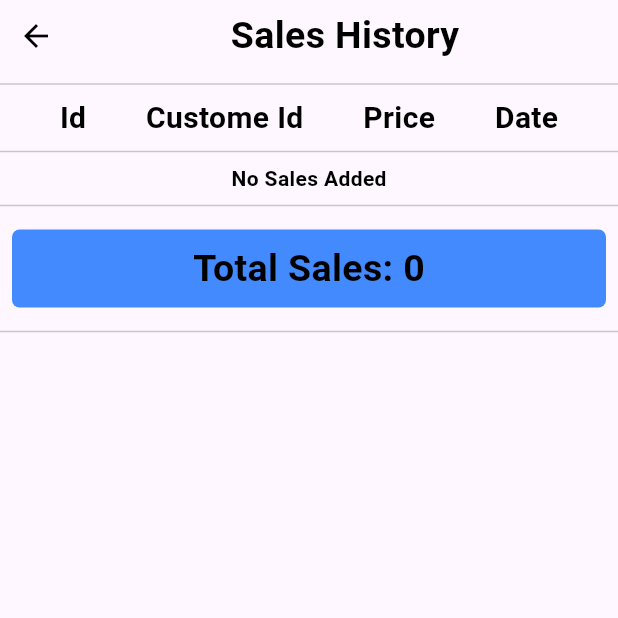
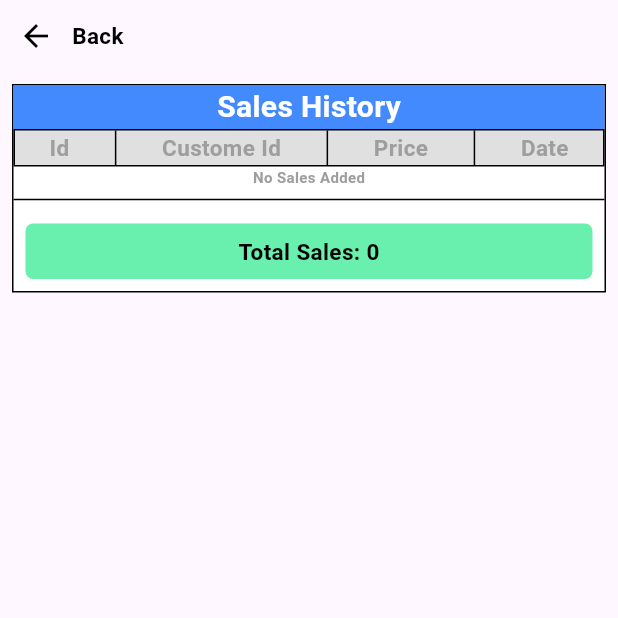
Before and after one commit to abdulsamad010/retailcore_pos_flutter, a Flutter app: the SalesHistoryScreen screen opened directly, on a phone screen of 412 x 824 dp, the top half of it. Run offline on Flutter 3.47's test engine with Material 3 defaults, Android fonts, the phone set to English and light mode, and no system bars; our stand-ins replace get, sqflite; accounts and stored records are empty.

Commit message:
updated sales history screen

```diff
--- a/lib/features/daily_sales_report/daily_sales_report_screen.dart
+++ b/lib/features/daily_sales_report/daily_sales_report_screen.dart
@@ -35,7 +35,7 @@ class DailySalesReportScreen extends StatelessWidget {
                 child:Column(
                 mainAxisSize: MainAxisSize.min,
                 children: [
-            Container(color: Colors.blueAccent,child: Center(child: Text("Daily Sales History",style: TextStyle(fontSize: 20,fontWeight: FontWeight.bold,color: Colors.white,)))),
+            Container(color: Colors.blueAccent,child: Center(child: Text("Daily Sales Report",style: TextStyle(fontSize: 20,fontWeight: FontWeight.bold,color: Colors.white,)))),
 
             Flexible(
               child: Container(
--- a/lib/features/sales_history/sales_history_screen.dart
+++ b/lib/features/sales_history/sales_history_screen.dart
@@ -12,6 +12,8 @@ class SalesHistoryScreen extends StatelessWidget {
 
 
 
+
+
   @override
   Widget build(BuildContext context) {
     return Scaffold(
@@ -19,31 +21,46 @@ class SalesHistoryScreen extends StatelessWidget {
       body: SafeArea(
         child: Column(
           mainAxisAlignment: MainAxisAlignment.start,
+          crossAxisAlignment: CrossAxisAlignment.start,
           children: [
 
             Row(
-              mainAxisAlignment: MainAxisAlignment.start,
               children: [
                 IconButton(onPressed: (){Navigator.pop(context);}, icon: Icon(Icons.arrow_back,color: Colors.black,)),
-                Expanded(child: Center(child: Text("Sales History",style: TextStyle(fontSize: 25,fontWeight: FontWeight.bold,color: Colors.black,)))),
+                Text("Back",style: TextStyle(fontSize: 15,fontWeight: FontWeight.bold,color: Colors.black,)),
               ],
             ),
 
-            Divider(),
+            Container(
+                margin: EdgeInsets.all(8),
+                decoration: BoxDecoration(color: Colors.white,border: Border.all(color: Colors.black)),
+                child:Column(
+                    mainAxisSize: MainAxisSize.min,
+                    children: [
+                      Container(color: Colors.blueAccent,child: Center(child: Text("Sales History",style: TextStyle(fontSize: 20,fontWeight: FontWeight.bold,color: Colors.white,)))),
 
                       Flexible(
+                        child: Container(
+                          height: 25,
+                          decoration: BoxDecoration(
+                            border: Border.all(),
+                            color: Colors.black12,
+                          ),
                           child: Row(
                             mainAxisAlignment: MainAxisAlignment.spaceEvenly,
                             children: [
-                  Text("Id",style: TextStyle(fontSize: 20,fontWeight: FontWeight.bold,color: Colors.black,)),
-                  Text("Custome Id",style: TextStyle(fontSize: 20,fontWeight: FontWeight.bold,color: Colors.black,)),
-                  Text("Price",style: TextStyle(fontSize: 20,fontWeight: FontWeight.bold,color: Colors.black,)),
-                  Text("Date",style: TextStyle(fontSize: 20,fontWeight: FontWeight.bold,color: Colors.black,)),
+                              Text("Id",style: TextStyle(fontSize: 15,fontWeight: FontWeight.bold,color: Colors.grey,)),
+                              VerticalDivider(color: Colors.black,thickness: 1,),
+                              Text("Custome Id",style: TextStyle(fontSize: 15,fontWeight: FontWeight.bold,color: Colors.grey,)),
+                              VerticalDivider(color: Colors.black,thickness: 1,),
+                              Text("Price",style: TextStyle(fontSize: 15,fontWeight: FontWeight.bold,color: Colors.grey,)),
+                              VerticalDivider(color: Colors.black,thickness: 1,),
+                              Text("Date",style: TextStyle(fontSize: 15,fontWeight: FontWeight.bold,color: Colors.grey,)),
                             ],
                           ),
                         ),
+                      ),
 
-            Divider(),
 
                       Obx(()=> pC.sales.isNotEmpty ? Expanded(
                         child: ListView.builder(itemCount: pC.sales.length,itemBuilder:(context,index){
@@ -68,12 +85,11 @@ class SalesHistoryScreen extends StatelessWidget {
                           );
                         }),
                       )
-                : Text("No Sales Added",style: TextStyle(fontWeight: FontWeight.bold,color: Colors.black,))),
+                          : Center(child: Text("No Sales Added",style: TextStyle(fontWeight: FontWeight.bold,color: Colors.grey,fontSize: 10)))),
 
-            Divider(),
-            Container(decoration: BoxDecoration(color: Colors.blueAccent,borderRadius: BorderRadius.circular(5)),width: double.infinity,padding: EdgeInsets.all(8),margin: EdgeInsets.all(8),child: Center(child: Obx(()=>Text("Total Sales: ${pC.total}",style: TextStyle(fontSize: 25,fontWeight: FontWeight.bold,color: Colors.black,))))),
-            Divider(),
-
+                      Divider(color: Colors.black,),
+                      Container(decoration: BoxDecoration(color: Colors.greenAccent,borderRadius: BorderRadius.circular(5)),width: double.infinity,padding: EdgeInsets.all(8),margin: EdgeInsets.all(8),child: Center(child:  Obx(()=>Text("Total Sales: ${pC.total}",style: TextStyle(fontSize: 15,fontWeight: FontWeight.bold,color: Colors.black,))))),
+                    ]))
           ],
         ),
       ),
```
Lines whose indentation alone changed are shown as unchanged.
